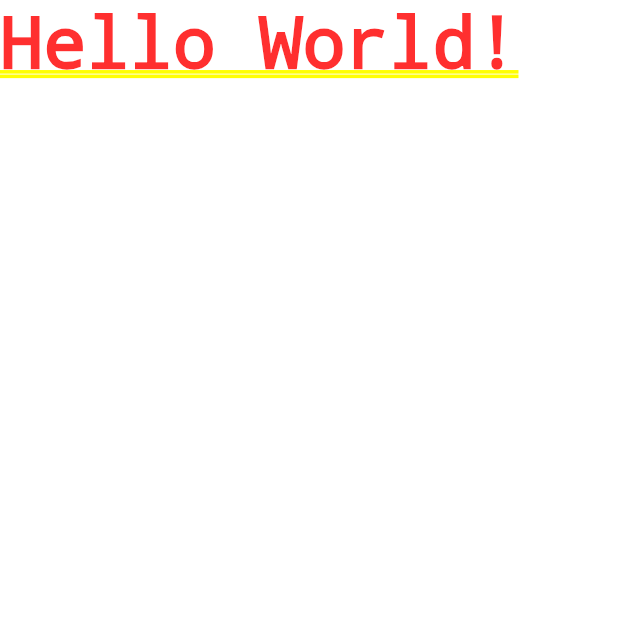
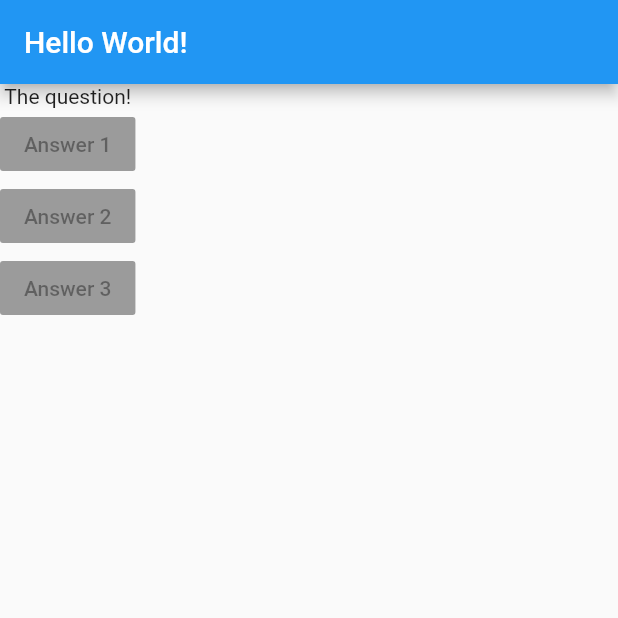
Before and after one commit to daboyyy/flutter-quiz-app, a Flutter app: the screen it shows after launch, on a phone screen of 412 x 824 dp, the top half of it. Run offline on Flutter 3.47's test engine with Material 2 defaults, Android fonts, the phone set to English and light mode, and no system bars.

Commit message:
feat: completed widget basics

```diff
--- a/lib/main.dart
+++ b/lib/main.dart
@@ -5,7 +5,27 @@ void main() => runApp(MyApp());
 class MyApp extends StatelessWidget {
   @override
   Widget build(BuildContext context) {
-    const app = MaterialApp(home: Text('Hello World!'));
-    return app;
+    return MaterialApp(home: Scaffold(
+      appBar: AppBar(
+        title: Text('Hello World!'),
+      ),
+      body: Column(
+        children: [
+          Text('The question!'),
+          RaisedButton(
+            child: Text('Answer 1'),
+            onPressed: null
+          ),
+          RaisedButton(
+            child: Text('Answer 2'),
+            onPressed: null
+          ),
+          RaisedButton(
+            child: Text('Answer 3'),
+            onPressed: null
+          ),
+        ],
+      ),
+    ));
   }
 }
```
